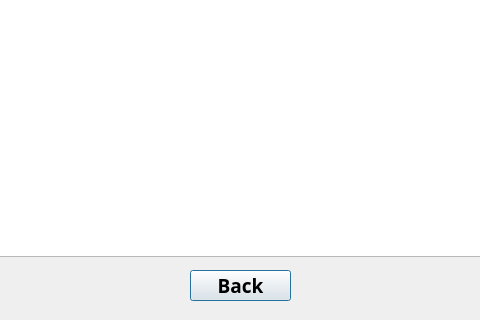
Qt form logfile.ui (ericktudor/ASPA) before a commit; both pictures show x 260 to 740 and y 280 to 600 of the 1000 by 600 pixel window.
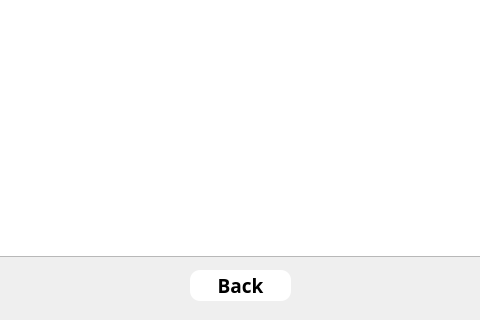
The same form after that commit. Icons and pictures are not drawn.

The edit to the form file:
```diff
--- a/logfile.ui
+++ b/logfile.ui
@@ -45,6 +45,12 @@
      <bold>true</bold>
     </font>
    </property>
+   <property name="styleSheet">
+    <string notr="true">#pushButton{
+	background-color: rgb(255, 255, 255);
+border-radius:10px;
+}</string>
+   </property>
    <property name="text">
     <string>Back</string>
    </property>
```
